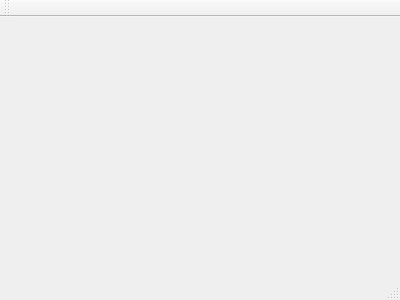
Before: the Qt Designer form mainwindow.ui in ClackerMK/PFSMC, drawn with Qt 5.
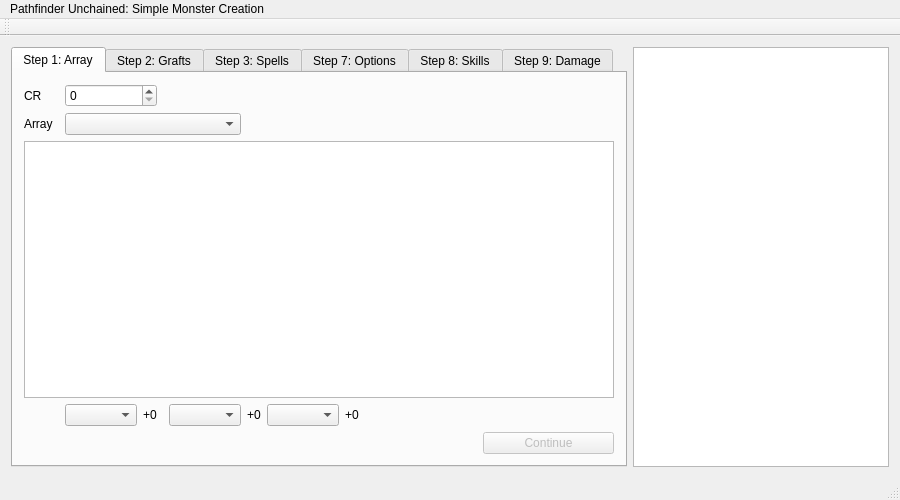
After: the same form once the commit is applied.

Commit message: changed a bunch of shit, mainly finished ui for Step 1. Gotta work on "backend" next

The edit to the form file:
```diff
--- a/mainwindow.ui
+++ b/mainwindow.ui
@@ -1,24 +1,245 @@
 <ui version="4.0">
  <class>MainWindow</class>
- <widget class="QMainWindow" name="MainWindow" >
-  <property name="geometry" >
+ <widget class="QMainWindow" name="MainWindow">
+  <property name="geometry">
    <rect>
     <x>0</x>
     <y>0</y>
-    <width>400</width>
-    <height>300</height>
+    <width>900</width>
+    <height>500</height>
    </rect>
   </property>
-  <property name="windowTitle" >
-   <string>MainWindow</string>
+  <property name="minimumSize">
+   <size>
+    <width>900</width>
+    <height>500</height>
+   </size>
   </property>
-  <widget class="QMenuBar" name="menuBar" />
-  <widget class="QToolBar" name="mainToolBar" />
-  <widget class="QWidget" name="centralWidget" />
-  <widget class="QStatusBar" name="statusBar" />
+  <property name="windowTitle">
+   <string>Pathfinder Unchained: Simple Monster Creation</string>
+  </property>
+  <widget class="QWidget" name="centralWidget">
+   <property name="minimumSize">
+    <size>
+     <width>0</width>
+     <height>0</height>
+    </size>
+   </property>
+   <layout class="QHBoxLayout" name="horizontalLayout_2">
+    <item>
+     <widget class="QTabWidget" name="tabWidget">
+      <property name="currentIndex">
+       <number>0</number>
+      </property>
+      <widget class="QWidget" name="Step_1">
+       <attribute name="title">
+        <string>Step 1: Array</string>
+       </attribute>
+       <layout class="QGridLayout" name="gridLayout">
+        <item row="4" column="9">
+         <widget class="QPushButton" name="continueStep1">
+          <property name="enabled">
+           <bool>false</bool>
+          </property>
+          <property name="toolTipDuration">
+           <number>4</number>
+          </property>
+          <property name="text">
+           <string>Continue</string>
+          </property>
+         </widget>
+        </item>
+        <item row="1" column="9">
+         <spacer name="horizontalSpacer_3">
+          <property name="orientation">
+           <enum>Qt::Horizontal</enum>
+          </property>
+          <property name="sizeHint" stdset="0">
+           <size>
+            <width>40</width>
+            <height>20</height>
+           </size>
+          </property>
+         </spacer>
+        </item>
+        <item row="4" column="0" colspan="9">
+         <spacer name="horizontalSpacer_2">
+          <property name="orientation">
+           <enum>Qt::Horizontal</enum>
+          </property>
+          <property name="sizeHint" stdset="0">
+           <size>
+            <width>40</width>
+            <height>20</height>
+           </size>
+          </property>
+         </spacer>
+        </item>
+        <item row="1" column="8">
+         <spacer name="horizontalSpacer_4">
+          <property name="orientation">
+           <enum>Qt::Horizontal</enum>
+          </property>
+          <property name="sizeHint" stdset="0">
+           <size>
+            <width>40</width>
+            <height>20</height>
+           </size>
+          </property>
+         </spacer>
+        </item>
+        <item row="2" column="0" colspan="10">
+         <widget class="QTableWidget" name="ArrayTable"/>
+        </item>
+        <item row="0" column="0">
+         <widget class="QLabel" name="label">
+          <property name="text">
+           <string>CR</string>
+          </property>
+         </widget>
+        </item>
+        <item row="3" column="8">
+         <widget class="QLabel" name="ModLow">
+          <property name="text">
+           <string>+0</string>
+          </property>
+         </widget>
+        </item>
+        <item row="0" column="2" colspan="2">
+         <widget class="QSpinBox" name="CRSelect">
+          <property name="sizePolicy">
+           <sizepolicy hsizetype="Minimum" vsizetype="Fixed">
+            <horstretch>0</horstretch>
+            <verstretch>0</verstretch>
+           </sizepolicy>
+          </property>
+          <property name="maximum">
+           <number>30</number>
+          </property>
+         </widget>
+        </item>
+        <item row="1" column="0">
+         <widget class="QLabel" name="label_2">
+          <property name="text">
+           <string>Array</string>
+          </property>
+         </widget>
+        </item>
+        <item row="3" column="3">
+         <widget class="QLabel" name="ModHigh">
+          <property name="text">
+           <string>+0</string>
+          </property>
+         </widget>
+        </item>
+        <item row="3" column="5">
+         <widget class="QComboBox" name="AbilityMedium"/>
+        </item>
+        <item row="3" column="2">
+         <widget class="QComboBox" name="AbilityHigh"/>
+        </item>
+        <item row="3" column="7">
+         <widget class="QComboBox" name="AbilityLow"/>
+        </item>
+        <item row="3" column="6">
+         <widget class="QLabel" name="ModMedium">
+          <property name="text">
+           <string>+0</string>
+          </property>
+         </widget>
+        </item>
+        <item row="1" column="2" colspan="4">
+         <widget class="QComboBox" name="ArrayBox"/>
+        </item>
+       </layout>
+      </widget>
+      <widget class="QWidget" name="Step_2">
+       <property name="enabled">
+        <bool>true</bool>
+       </property>
+       <attribute name="title">
+        <string>Step 2: Grafts</string>
+       </attribute>
+      </widget>
+      <widget class="QWidget" name="Step_3">
+       <property name="enabled">
+        <bool>true</bool>
+       </property>
+       <attribute name="title">
+        <string>Step 3: Spells</string>
+       </attribute>
+      </widget>
+      <widget class="QWidget" name="Step_4">
+       <property name="enabled">
+        <bool>true</bool>
+       </property>
+       <attribute name="title">
+        <string>Step 7: Options</string>
+       </attribute>
+      </widget>
+      <widget class="QWidget" name="Step_5">
+       <property name="enabled">
+        <bool>true</bool>
+       </property>
+       <attribute name="title">
+        <string>Step 8: Skills</string>
+       </attribute>
+      </widget>
+      <widget class="QWidget" name="Step_6">
+       <property name="enabled">
+        <bool>true</bool>
+       </property>
+       <attribute name="title">
+        <string>Step 9: Damage</string>
+       </attribute>
+      </widget>
+     </widget>
+    </item>
+    <item>
+     <widget class="QTextEdit" name="textEdit">
+      <property name="sizePolicy">
+       <sizepolicy hsizetype="Preferred" vsizetype="Expanding">
+        <horstretch>0</horstretch>
+        <verstretch>0</verstretch>
+       </sizepolicy>
+      </property>
+      <property name="maximumSize">
+       <size>
+        <width>300</width>
+        <height>16777215</height>
+       </size>
+      </property>
+     </widget>
+    </item>
+   </layout>
+  </widget>
+  <widget class="QMenuBar" name="menuBar">
+   <property name="geometry">
+    <rect>
+     <x>0</x>
+     <y>0</y>
+     <width>900</width>
+     <height>21</height>
+    </rect>
+   </property>
+   <widget class="QMenu" name="menuPathfinder_Unchained_Simple_Monster_Creation">
+    <property name="title">
+     <string>Pathfinder Unchained: Simple Monster Creation</string>
+    </property>
+   </widget>
+   <addaction name="menuPathfinder_Unchained_Simple_Monster_Creation"/>
+  </widget>
+  <widget class="QToolBar" name="mainToolBar">
+   <attribute name="toolBarArea">
+    <enum>TopToolBarArea</enum>
+   </attribute>
+   <attribute name="toolBarBreak">
+    <bool>false</bool>
+   </attribute>
+  </widget>
+  <widget class="QStatusBar" name="statusBar"/>
  </widget>
- <layoutDefault spacing="6" margin="11" />
- <pixmapfunction></pixmapfunction>
+ <layoutdefault spacing="6" margin="11"/>
  <resources/>
  <connections/>
 </ui>
```
Left out of the diff: 1 changed line with no effect on the pictures. The commit also changes 5 other files.
